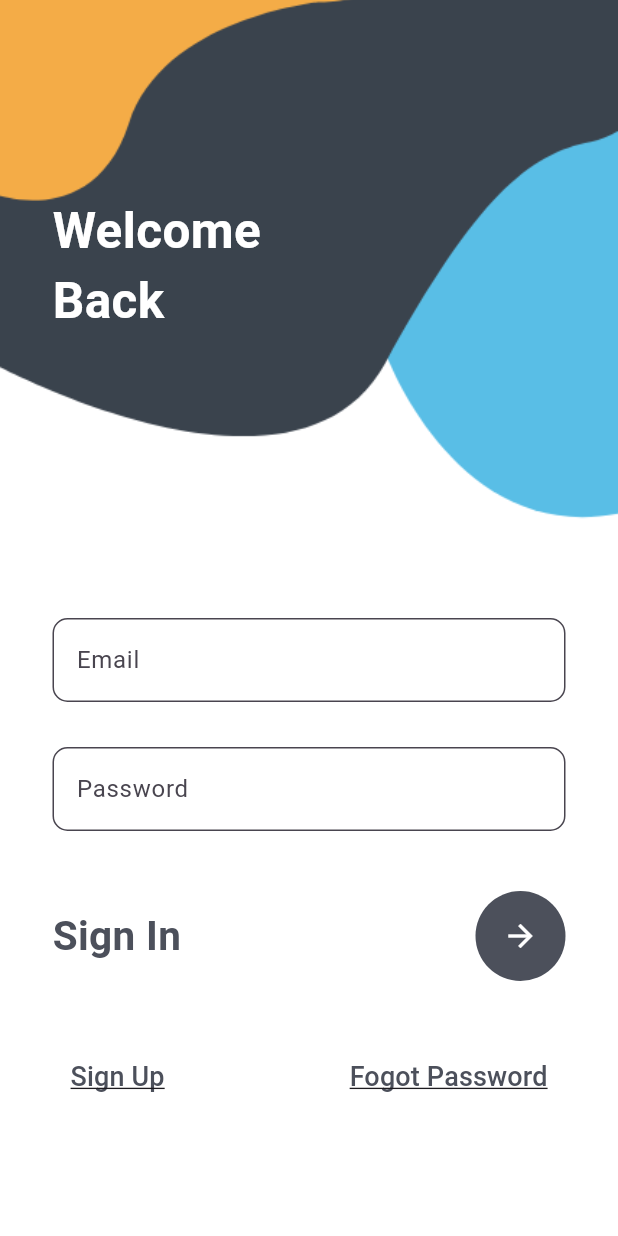
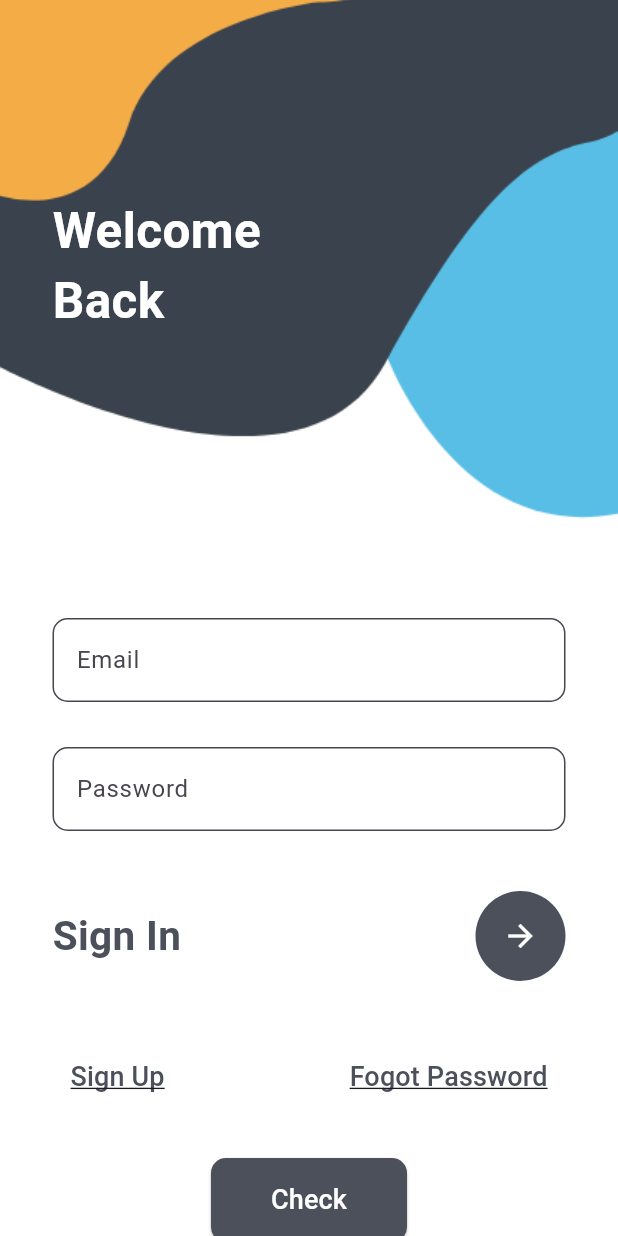
Before and after one commit to yuvraj-singh-parmar/RentalHub, a Flutter app: the screen it shows after launch, on a phone screen of 412 x 824 dp. Run offline on Flutter 3.47's test engine with Material 3 defaults, Android fonts, the phone set to English and light mode, and no system bars; our stand-ins replace image_picker.

Commit message:
Updated login feature with backend

```diff
--- a/lib/login.dart
+++ b/lib/login.dart
@@ -222,6 +222,25 @@ Future<void> loginUser() async {
                         ),
                       ],
                     ),
+                    const SizedBox(height: 30),
+ElevatedButton(
+  onPressed: () {
+    ScaffoldMessenger.of(context).showSnackBar(
+      const SnackBar(content: Text("Check button pressed")),
+    );
+  },
+  style: ElevatedButton.styleFrom(
+    backgroundColor: const Color(0xff4c505b),
+    shape: RoundedRectangleBorder(
+      borderRadius: BorderRadius.circular(10),
+    ),
+    padding: const EdgeInsets.symmetric(horizontal: 40, vertical: 15),
+  ),
+  child: const Text(
+    "Check",
+    style: TextStyle(fontSize: 18, color: Colors.white),
+  ),
+),
                   ],
                 ),
               ),
```
